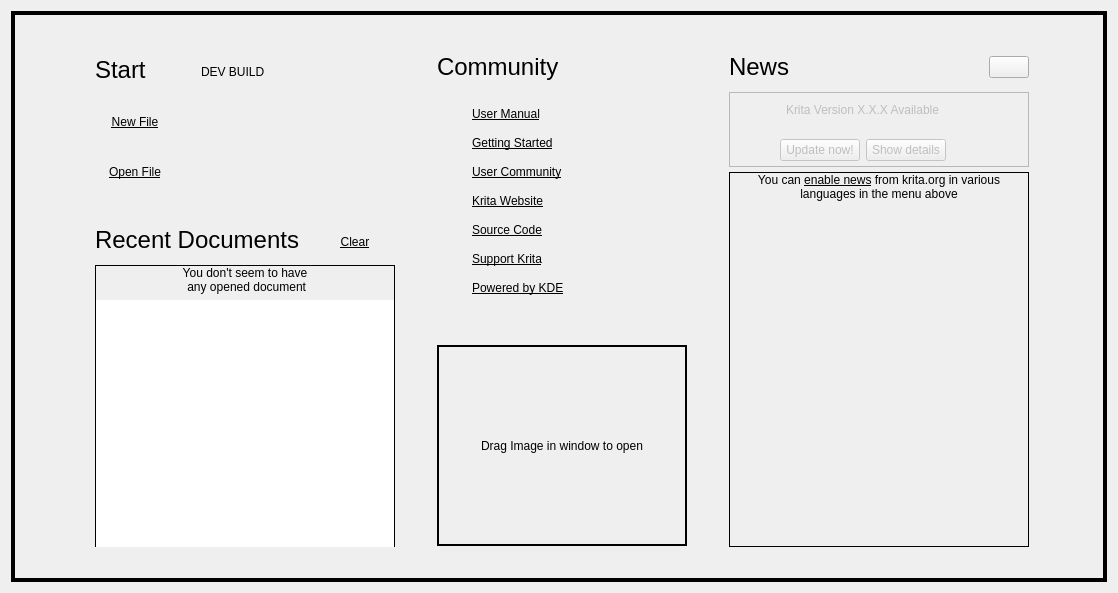
First picture: the form in libs/ui/forms/KisWelcomePage.ui, repository KDE/krita, before the edit.
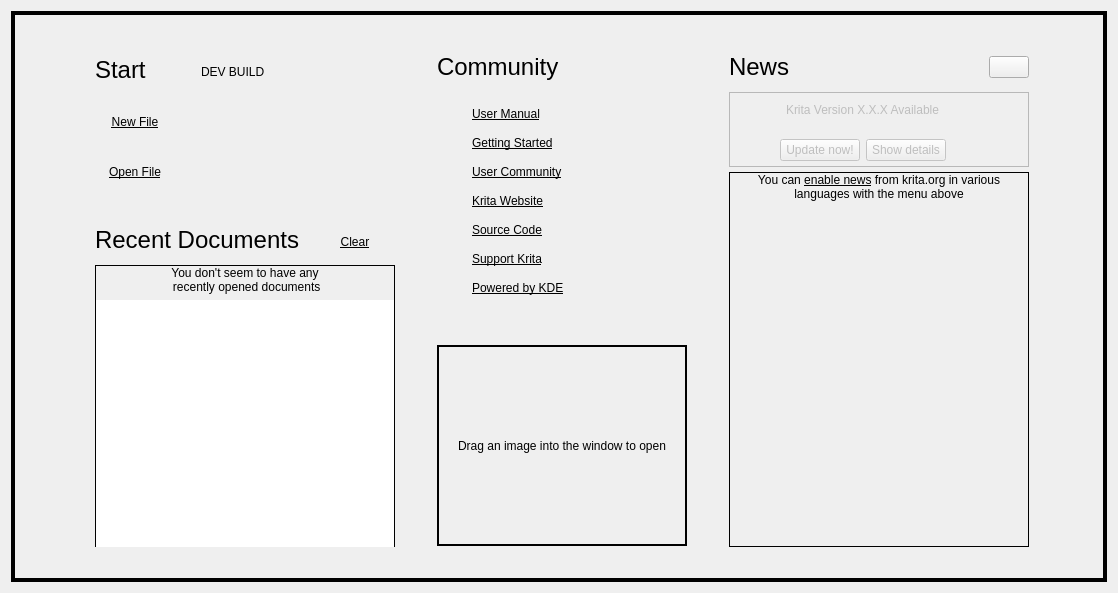
Second picture: the form after the edit. Custom widgets are drawn as their Qt base class.

Commit message: Update wording on welcome page to be more natural

Patch:
```diff
--- a/libs/ui/forms/KisWelcomePage.ui
+++ b/libs/ui/forms/KisWelcomePage.ui
@@ -766,7 +766,7 @@
               <number>2</number>
              </property>
              <property name="text">
-              <string>Drag Image in window to open</string>
+              <string>Drag an image into the window to open</string>
              </property>
              <property name="alignment">
               <set>Qt::AlignCenter</set>
@@ -1272,8 +1272,8 @@
             <item>
              <widget class="QLabel" name="labelNoRecentDocs">
               <property name="text">
-               <string>You don't seem to have
- any opened document</string>
+               <string>You don't seem to have any
+ recently opened documents</string>
               </property>
               <property name="textFormat">
                <enum>Qt::PlainText</enum>
@@ -1713,7 +1713,7 @@
                </size>
               </property>
               <property name="text">
-               <string>You can &lt;a href=&quot;ignored&quot; style=&quot;color: COLOR_PLACEHOLDER; text-decoration: underline;&quot;&gt;enable news&lt;/a&gt; from krita.org in various languages in the menu above</string>
+               <string>You can &lt;a href=&quot;ignored&quot; style=&quot;color: COLOR_PLACEHOLDER; text-decoration: underline;&quot;&gt;enable news&lt;/a&gt; from krita.org in various languages with the menu above</string>
               </property>
               <property name="textFormat">
                <enum>Qt::RichText</enum>
```
The commit also changes 1 other file.
